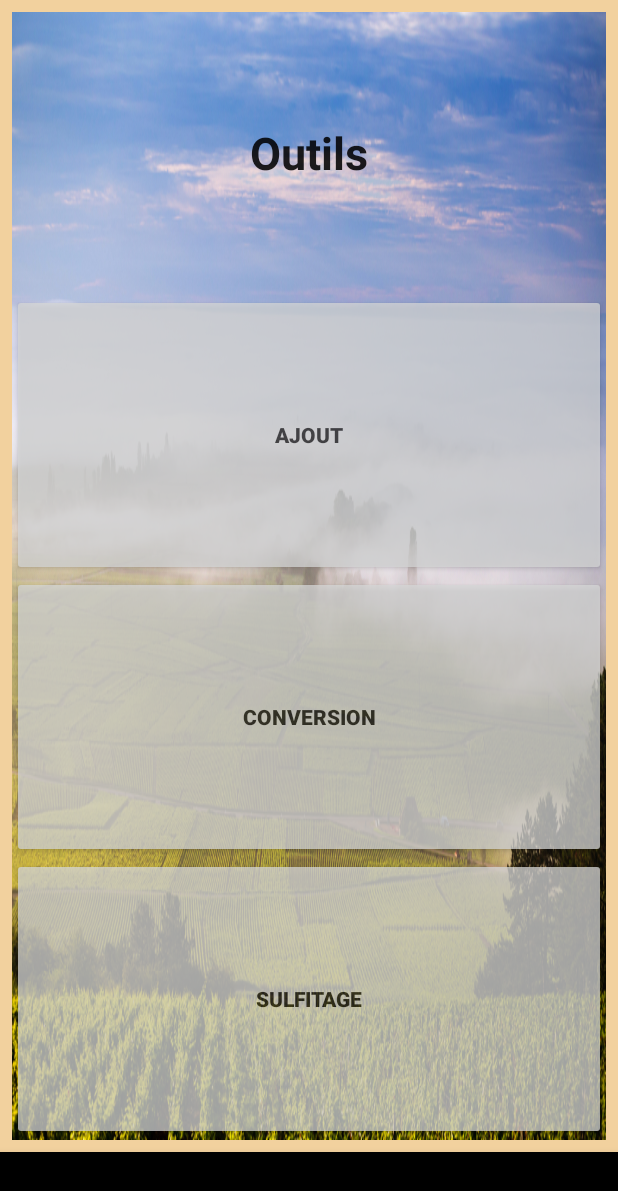
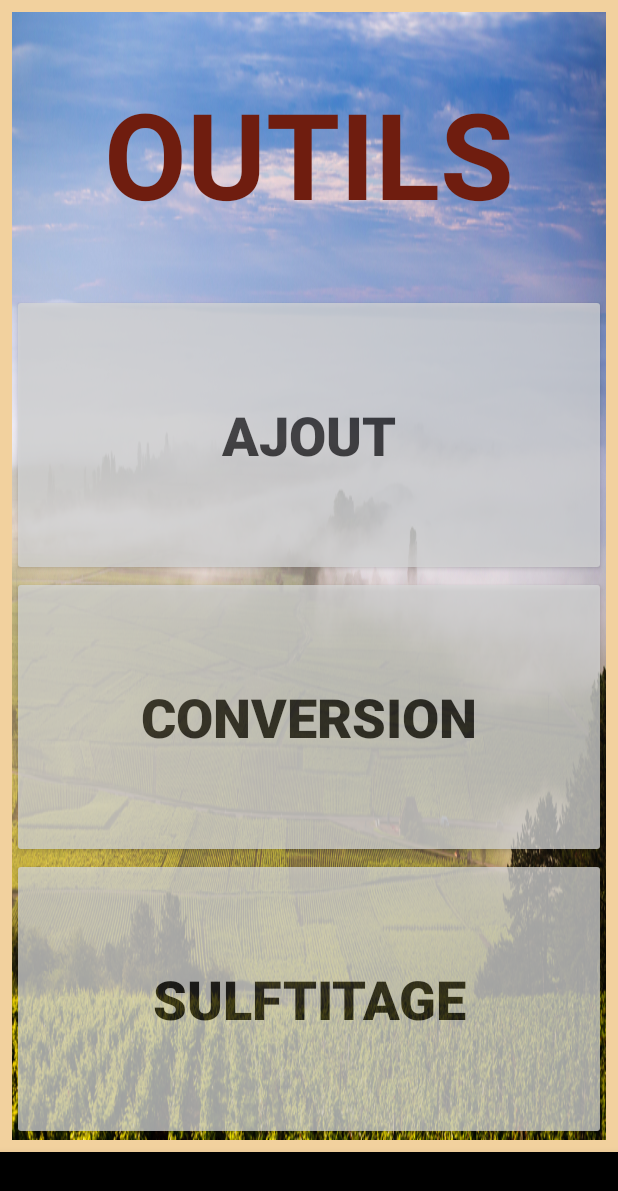
Before and after one commit to Hekmil/moreauoenoappclient, an Android app: the screen it shows after launch (MainActivity), item 2 of the bottom bar chosen, on a phone screen of 412 x 824 dp. Shown: the top 1191 px of the screen. Run offline under Robolectric (Android 15) with nearby library versions, the phone set to English and light mode, and no system bars.

Commit message:
Derniers changement 2

```diff
--- a/app/src/main/java/com/moreau_oenologie/android/FAQ.java
+++ b/app/src/main/java/com/moreau_oenologie/android/FAQ.java
@@ -23,11 +23,12 @@ public class FAQ extends Fragment {
 
         Button butVinification = view.findViewById(R.id.buttonVinification);
         Button butElevage = view.findViewById(R.id.buttonElevage);
-        Button buttonPreparation =  view.findViewById(R.id.buttonPreparation);
+        Button buttonPreparation = view.findViewById(R.id.buttonPreparation);
         Button buttonBio = view.findViewById(R.id.buttonBio);
         Button buttonEffervescent = view.findViewById(R.id.buttonEffervescent);
-        Button buttonLiquoreux =  view.findViewById(R.id.buttonLiquoreux);
+        Button buttonLiquoreux = view.findViewById(R.id.buttonLiquoreux);
 
+        if (MainActivity.triche) {
             butVinification.setOnClickListener(view1 -> {
                 FragmentTransaction f = getFragmentManager().beginTransaction();
                 f.replace(R.id.fragment, new Vinification());
@@ -63,10 +64,10 @@ public class FAQ extends Fragment {
                 f.replace(R.id.fragment, new Liquoreux());
                 f.commit();
             });
-
-
+        }
         return view;
     }
+
 
    /* public void loadFragment(final Fragment fragment){
 
--- a/app/src/main/java/com/moreau_oenologie/android/MainActivity.java
+++ b/app/src/main/java/com/moreau_oenologie/android/MainActivity.java
@@ -27,6 +27,8 @@ public class MainActivity extends AppCompatActivity {
         startActivity(new Intent(this, Login.class));
     }
 
+    public static boolean triche = false;
+
     private BottomNavigationView.OnNavigationItemSelectedListener mOnNavigationItemSelectedListener
             = new BottomNavigationView.OnNavigationItemSelectedListener() {
 
@@ -36,24 +38,29 @@ public class MainActivity extends AppCompatActivity {
         public boolean onNavigationItemSelected(@NonNull MenuItem item) {
             switch (item.getItemId()) {
                 case R.id.navigation_faq:
+                    triche = true;
                     FAQ faq = new FAQ();
                     fragmentManager.beginTransaction()
                             .replace(R.id.fragment, faq)
                             .commit();
                     return true;
                 case R.id.navigation_calcul:
+                    triche = false;
                     Calcul calcul = new Calcul();
                     fragmentManager.beginTransaction()
                             .replace(R.id.fragment, calcul)
                             .commit();
+
                     return true;
                 case R.id.navigation_chat:
+                    triche = false;
                     Chat chat = new Chat();
                     fragmentManager.beginTransaction()
                             .replace(R.id.fragment, chat)
                             .commit();
                     return true;
                 case R.id.navigation_resultat:
+                    triche = false;
                     Resultat resultat = new Resultat();
                     fragmentManager.beginTransaction()
                             .replace(R.id.fragment, resultat)
--- a/app/src/main/res/layout/fragment_calcul.xml
+++ b/app/src/main/res/layout/fragment_calcul.xml
@@ -23,19 +23,21 @@
                 android:textAlignment="center"
                 android:gravity="center"
                 android:textAppearance="@style/TextAppearance.AppCompat"
-                android:textSize="30sp"
+                android:textSize="80sp"
                 android:textStyle="bold"
-                android:text="Outils" />
+                android:text="@string/textCalcul"
+                android:fontFamily="sans-serif"
+                android:textColor="@color/colorRouge"/>
 
             <Button
                 android:id="@+id/button3"
                 android:layout_width="match_parent"
                 android:layout_height="match_parent"
                 android:layout_weight="1"
+                android:alpha="0.75"
                 android:onClick="pageAjout"
-                android:text="Ajout"
-                android:alpha="0.75"
-                android:textAlignment="center"
+                android:text="@string/textAjout"
+                android:textSize="36sp"
                 android:textStyle="bold"
                 tools:ignore="OnClick" />
 
@@ -46,8 +48,9 @@
                 android:layout_weight="1"
                 android:alpha="0.75"
                 android:onClick="pageConversion"
-                android:text="Conversion"
+                android:text="@string/textConversion"
                 android:textAlignment="center"
+                android:textSize="36sp"
                 android:textStyle="bold"
                 tools:ignore="OnClick" />
 
@@ -58,8 +61,9 @@
                 android:layout_weight="1"
                 android:alpha="0.75"
                 android:onClick="pageSulfitage"
-                android:text="Sulfitage"
+                android:text="@string/textSulfitage"
                 android:textAlignment="center"
+                android:textSize="36sp"
                 android:textStyle="bold"
                 tools:ignore="OnClick" />
         </LinearLayout>
--- a/app/src/main/res/layout/fragment_chat.xml
+++ b/app/src/main/res/layout/fragment_chat.xml
@@ -19,8 +19,12 @@
             android:layout_marginTop="8dp"
             android:layout_marginEnd="8dp"
             android:layout_marginBottom="8dp"
+            android:fontFamily="sans-serif-condensed"
             android:onClick="Login"
-            android:text="Lancer le chat"
+            android:text="@string/textChat"
+            android:alpha="0.75"
+            android:textSize="40sp"
+            android:textStyle="bold"
             app:layout_constraintBottom_toBottomOf="parent"
             app:layout_constraintEnd_toEndOf="parent"
             app:layout_constraintStart_toStartOf="parent"
--- a/app/src/main/res/layout/fragment_faq.xml
+++ b/app/src/main/res/layout/fragment_faq.xml
@@ -19,68 +19,76 @@
             <TextView
                 android:id="@+id/textView"
                 android:layout_width="match_parent"
-                android:layout_height="0dp"
+                android:layout_height="match_parent"
                 android:layout_weight="1"
+                android:fontFamily="sans-serif-condensed"
+                android:gravity="center"
+                android:text="F.A.Q."
                 android:textAlignment="center"
-                android:gravity="center"
                 android:textAppearance="@style/TextAppearance.AppCompat"
-                android:textSize="30sp"
-                android:textStyle="bold"
-                android:text="F.A.Q." />
+                android:textColor="@color/colorRouge"
+                android:textSize="70sp"
+                android:textStyle="bold" />
 
             <Button
                 android:id="@+id/buttonVinification"
                 android:layout_width="match_parent"
-                android:layout_height="0dp"
+                android:layout_height="match_parent"
                 android:layout_weight="1"
                 android:alpha="0.75"
                 android:text="@string/vinification"
+                android:textSize="18sp"
                 android:textStyle="bold" />
 
             <Button
                 android:id="@+id/buttonElevage"
                 android:layout_width="match_parent"
-                android:layout_height="0dp"
+                android:layout_height="match_parent"
                 android:layout_weight="1"
+                android:alpha="0.75"
                 android:text="@string/elevage"
-                android:alpha="0.75"
-                android:textStyle="bold"/>
+                android:textSize="18sp"
+                android:textStyle="bold" />
 
             <Button
                 android:id="@+id/buttonPreparation"
                 android:layout_width="match_parent"
-                android:layout_height="0dp"
+                android:layout_height="match_parent"
                 android:layout_weight="1"
                 android:alpha="0.75"
-                android:textStyle="bold"
-                android:text="@string/preparationALaMise"/>
+                android:text="@string/preparationALaMise"
+                android:textSize="18sp"
+                android:textStyle="bold" />
 
             <Button
                 android:id="@+id/buttonBio"
                 android:layout_width="match_parent"
-                android:layout_height="0dp"
+                android:layout_height="match_parent"
                 android:layout_weight="1"
                 android:alpha="0.75"
-                android:textStyle="bold"
-                android:text="@string/vinbio"/>
+                android:text="@string/vinbio"
+                android:textSize="18sp"
+                android:textStyle="bold" />
 
             <Button
                 android:id="@+id/buttonEffervescent"
                 android:layout_width="match_parent"
-                android:layout_height="0dp"
+                android:layout_height="match_parent"
                 android:layout_weight="1"
                 android:alpha="0.75"
-                android:textStyle="bold"
-                android:text="@string/effervescent"/>
+                android:text="@string/effervescent"
+                android:textSize="18sp"
+                android:textStyle="bold" />
 
             <Button
                 android:id="@+id/buttonLiquoreux"
                 android:layout_width="match_parent"
-                android:layout_height="0dp"
+                android:layout_height="match_parent"
                 android:layout_weight="1"
                 android:alpha="0.75"
-                android:textStyle="bold"
-                android:text="@string/liquoreux"/>
+                android:text="@string/liquoreux"
+                android:textSize="18sp"
+                android:textStyle="bold" />
 
 
         </LinearLayout>
--- a/app/src/main/res/menu/navigation.xml
+++ b/app/src/main/res/menu/navigation.xml
@@ -10,7 +10,7 @@
     <item
         android:id="@+id/navigation_calcul"
         android:icon="@drawable/ic_pen"
-        android:title="Outils"
+        android:title="@string/textCalcul1"
         android:color="@color/colorBlanc"/>
 
     <item
--- a/app/src/main/res/values/strings.xml
+++ b/app/src/main/res/values/strings.xml
@@ -9,27 +9,6 @@
     <string name="fragment_calcul_title">Ceci est le fragment Calcul</string>
     <string name="fragment_chat_title">Ceci est le fragment Chat</string>
     <string name="fragment_resultat_title">Ceci est le fragment Résultat</string>
-
-    <!-- Calcul -->
-
-    <string name="textAjoutNb">NB: Se référer aux fiches techniques et à la reglementation en vigueur</string>
-    <string name="textAjoutVolumetraiter">Volume à traiter</string>
-    <string name="textAjoutValeur">Valeur</string>
-    <string name="textAjoutHl">hL</string>
-    <string name="textSolide">Solide</string>
-    <string name="textLiquide">Liquide</string>
-    <string name="textMasse">Masse</string>
-    <string name="textResultat">Résultat</string>
-    <string name="textValeur1">Valeur 1</string>
-    <string name="textValeur2">Valeur 2</string>
-    <string name="textVolume">Volume</string>
-    <string name="textConvCm">Concentrations massiques</string>
-    <string name="textConvCv">Concentrations volumiques</string>
-    <string name="textSulfVolumeCuve">Volume cuve</string>
-    <string name="textSulfSo2Ini">SO<sub>2</sub> Libre Initial</string>
-    <string name="textSulfSo2Final">SO<sub>2</sub> Final Souhaité</string>
-    <string name="textSulfConcentration">Concentration</string>
-    <string name="textSulfQuantite">Quantité</string>
 
     <string-array name="arrayMasses">
         <item>mg</item>
@@ -124,12 +103,12 @@
     </string-array>
 
     <!--  FAQ  -->
-    <string name="vinification">Vinification</string>
+    <string name="vinification">VINIFICATON</string>
     <string name="sucres">Mes sucres ralentissent, que faire?</string>
     <string name="fermentationAlcoolique">Ma fermentation alcoolique s\'est arrêtée, quels sont les risques et que dois-je faire?</string>
     <string name="debutFermentation">En début de fermentatation, mon vin sent l\'acétate, l\'acétone, le vernis à ongle, que faire?</string>
 
-    <string name="elevage">Elevage</string>
+    <string name="elevage">ELEVAGE</string>
     <string name="bretts">Mon vin est contaminé par des Bretts, que faire?</string>
     <string name="huile">Mon vin est huileux, que faire?</string>
     <string name="fml">La FML ne démarre pas, que faire?</string>
@@ -139,19 +118,48 @@
     <string name="doseS02">Quel dose de SO<sub>2</sub> libre maintenir pendant l\'élevage?</string>
     <string name="s02Actif">Qu\'est ce que le SO<sub>2</sub> actif? et comment le gérer?</string>
 
-    <string name="preparationALaMise">Préparation à la mise en bouteille</string>
+    <string name="preparationALaMise">MISE EN BOUTEILLE</string>
     <string name="proteines">Mon vin contient des protéines, quel collage est le plus adapté?</string>
     <string name="mesureOxygene">Quel est l\'intéret de mesurer l\'oxygène dissous avant mise en bouteille?</string>
     <string name="illiminerOxygene">Comment illiminer l\'oxygène dissous dans mon vin?</string>
 
-    <string name="vinbio">Vin bio</string>
+    <string name="vinbio">VIN BIO</string>
     <string name="questionBio">Comment connaître les produits oenologiques autorisés en bio pour le vin?</string>
 
-    <string name="effervescent">Vin effervescent</string>
+    <string name="effervescent">VIN EFFERVESCENT</string>
     <string name="questionEffervescent">Mes bouteilles de champagne/crémant gerbent au dégorgement, que faire?</string>
 
-    <string name="liquoreux">Vin liquoreux</string>
+    <string name="liquoreux">VIN LIQUOREUX</string>
     <string name="questionLiquoreux">Mon vin liquoreux refermente en bouteille, que dois-je faire?</string>
+
+
+    <!-- Calcul -->
+
+    <string name="textAjoutNb">NB: Se référer aux fiches techniques et à la reglementation en vigueur</string>
+    <string name="textAjoutVolumetraiter">Volume à traiter</string>
+    <string name="textAjoutValeur">Valeur</string>
+    <string name="textAjoutHl">hL</string>
+    <string name="textSolide">Solide</string>
+    <string name="textLiquide">Liquide</string>
+    <string name="textMasse">Masse</string>
+    <string name="textResultat">Résultat</string>
+    <string name="textValeur1">Valeur 1</string>
+    <string name="textValeur2">Valeur 2</string>
+    <string name="textVolume">Volume</string>
+    <string name="textConvCm">Concentrations massiques</string>
+    <string name="textConvCv">Concentrations volumiques</string>
+    <string name="textSulfVolumeCuve">Volume cuve</string>
+    <string name="textSulfSo2Ini">SO<sub>2</sub> Libre Initial</string>
+    <string name="textSulfSo2Final">SO<sub>2</sub> Final Souhaité</string>
+    <string name="textSulfConcentration">Concentration</string>
+    <string name="textSulfQuantite">Quantité</string>
+    <string name="textCalcul">OUTILS</string>
+    <string name="textCalcul1">Outils</string>
+    <string name="textAjout">Ajout</string>
+    <string name="textConversion">Conversion</string>
+    <string name="textSulfitage">Sulftitage</string>
+
+    <string name="textChat">Lancer le chat</string>
 
     <!-- sign up -->
     <string name="signUpEmail">nouvelle adresse email</string>
```
Also changed, not shown: app/src/main/res/layout/faq_bio.xml (+8 -5 lines), app/src/main/res/layout/faq_effervescent.xml (+8 -5 lines), app/src/main/res/layout/faq_elevage.xml (+12 -2 lines), app/src/main/res/layout/faq_liquoreux.xml (+8 -5 lines), app/src/main/res/layout/faq_preparation.xml (+14 -7 lines), app/src/main/res/layout/faq_vinification.xml (+15 -8 lines), 1 other file. Lines whose indentation alone changed are shown as unchanged.
